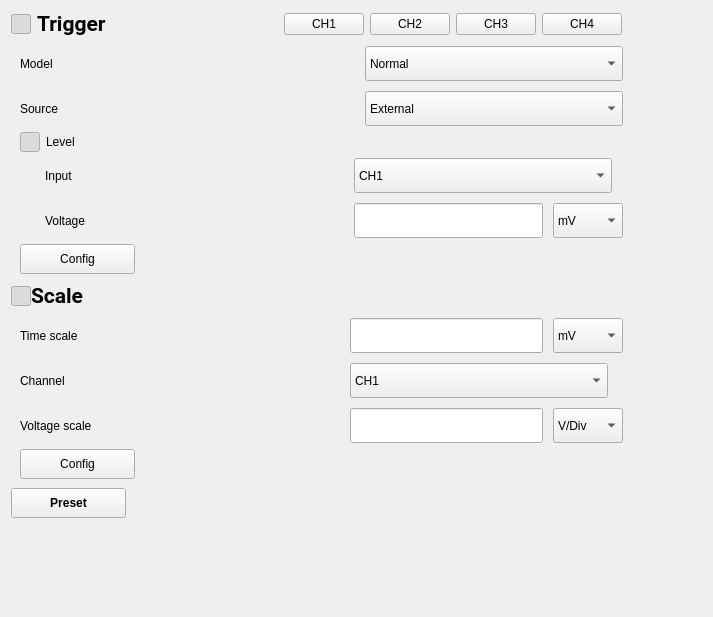
This is tas7061if/widgets/wgContentRtm3004/wgContentRtm3004.ui in DoND8xforce/tas7061 as Qt 5 draws it before an edit. The edited form follows.
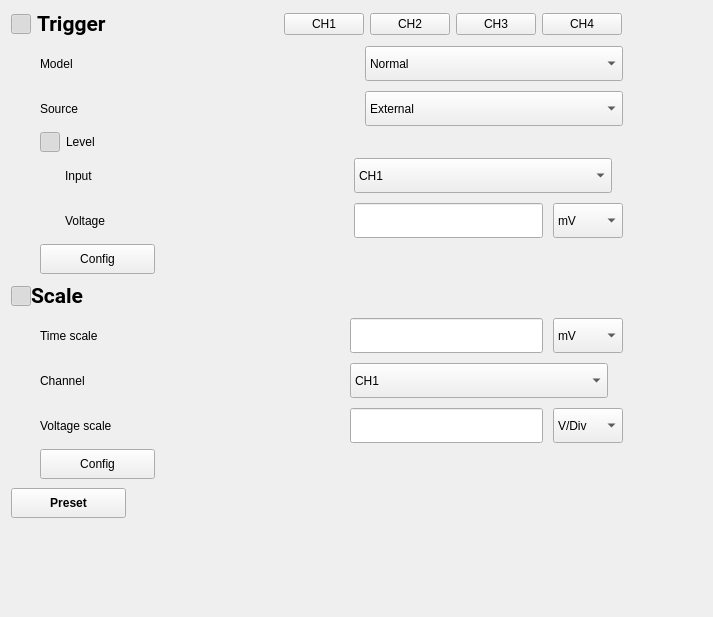
This is the edited form. Icons and pictures are not drawn.

The edit to the form file:
```diff
--- a/tas7061if/widgets/wgContentRtm3004/wgContentRtm3004.ui
+++ b/tas7061if/widgets/wgContentRtm3004/wgContentRtm3004.ui
@@ -156,8 +156,11 @@
            <layout class="QVBoxLayout" name="verticalLayout_2">
             <item>
              <layout class="QGridLayout" name="gridLayout_2">
+              <property name="leftMargin">
+               <number>20</number>
+              </property>
               <property name="horizontalSpacing">
-               <number>232</number>
+               <number>212</number>
               </property>
               <property name="verticalSpacing">
                <number>10</number>
@@ -228,6 +231,9 @@
             </item>
             <item>
              <layout class="QHBoxLayout" name="horizontalLayout">
+              <property name="leftMargin">
+               <number>20</number>
+              </property>
               <item>
                <widget class="QPushButton" name="btnLevel">
                 <property name="minimumSize">
@@ -299,7 +305,7 @@
              <widget class="QWidget" name="wglevel" native="true">
               <layout class="QGridLayout" name="gridLayout">
                <property name="leftMargin">
-                <number>25</number>
+                <number>45</number>
                </property>
                <property name="topMargin">
                 <number>0</number>
@@ -311,7 +317,7 @@
                 <number>0</number>
                </property>
                <property name="horizontalSpacing">
-                <number>268</number>
+                <number>248</number>
                </property>
                <property name="verticalSpacing">
                 <number>10</number>
@@ -394,6 +400,9 @@
             </item>
             <item>
              <layout class="QHBoxLayout" name="horizontalLayout_7">
+              <property name="leftMargin">
+               <number>20</number>
+              </property>
               <item>
                <widget class="QPushButton" name="pushButton_5">
                 <property name="minimumSize">
@@ -532,8 +541,11 @@
          <layout class="QVBoxLayout" name="verticalLayout_3">
           <item>
            <layout class="QGridLayout" name="gridLayout_3">
+            <property name="leftMargin">
+             <number>20</number>
+            </property>
             <property name="horizontalSpacing">
-             <number>258</number>
+             <number>238</number>
             </property>
             <property name="verticalSpacing">
              <number>10</number>
@@ -654,6 +666,9 @@
           </item>
           <item>
            <layout class="QGridLayout" name="gridLayout_4">
+            <property name="leftMargin">
+             <number>20</number>
+            </property>
             <property name="verticalSpacing">
              <number>10</number>
             </property>
```
